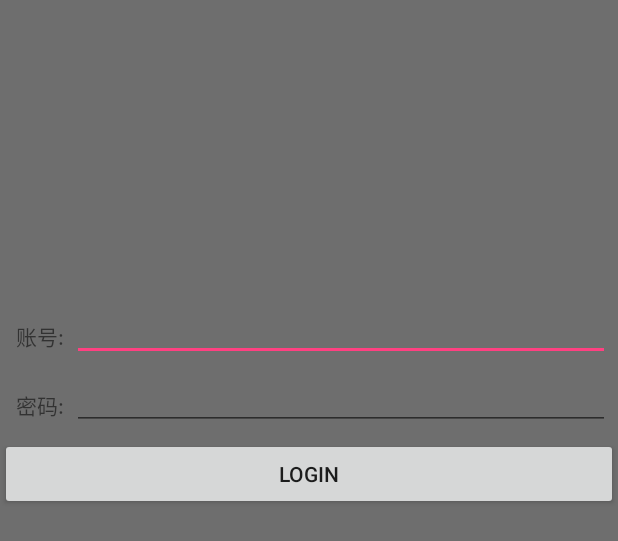
After one commit to keleing/Mytest, an Android app: the layout login_layout.xml on its own in the app's theme, with its tools: preview values and no code run, on a phone screen of 412 x 824 dp. The commit adds this screen. Shown: the top 541 px of the screen. Run offline under Robolectric (Android 15) with nearby library versions, the phone set to English and light mode, and no system bars.

Commit message:
登陆界面

```diff
--- /dev/null
+++ b/app/src/main/res/layout/login_layout.xml
@@ -0,0 +1,75 @@
+<?xml version="1.0" encoding="utf-8"?>
+<LinearLayout xmlns:android="http://schemas.android.com/apk/res/android"
+    xmlns:tools="http://schemas.android.com/tools"
+    android:layout_width="match_parent"
+    android:layout_height="match_parent"
+    android:orientation="vertical"
+    tools:context="com.example.liwei.mytest.ui.LoginActivity">
+    <ImageView
+        android:layout_width="match_parent"
+        android:layout_height="100dp"
+        android:background="#6e6e6e"/>
+    <LinearLayout
+        android:layout_width="match_parent"
+        android:layout_height="wrap_content"
+        android:gravity="center"
+        android:background="#6e6e6e">
+        <ImageView
+            android:layout_width="100dp"
+            android:layout_height="100dp"
+            android:id="@+id/iv_headImage" />
+    </LinearLayout>
+    <LinearLayout
+        android:layout_width="match_parent"
+        android:layout_height="wrap_content"
+        android:padding="5dp"
+        android:background="#6e6e6e">
+        <TextView
+            android:layout_width="wrap_content"
+            android:layout_height="wrap_content"
+            android:padding="5dp"
+            android:text="账号:" />
+        <EditText
+            android:layout_width="wrap_content"
+            android:layout_height="wrap_content"
+            android:id="@+id/ed_userID"
+            android:padding="5dp"
+            android:layout_weight="1"/>
+    </LinearLayout>
+    <LinearLayout
+        android:layout_width="match_parent"
+        android:layout_height="wrap_content"
+        android:padding="5dp"
+        android:background="#6e6e6e">
+        <TextView
+            android:layout_width="wrap_content"
+            android:layout_height="wrap_content"
+            android:padding="5dp"
+            android:text="密码:" />
+        <EditText
+            android:layout_width="wrap_content"
+            android:layout_height="wrap_content"
+            android:id="@+id/ed_password"
+            android:padding="5dp"
+            android:layout_weight="1"
+            android:password="true"/>
+    </LinearLayout>
+    <LinearLayout
+        android:layout_width="match_parent"
+        android:layout_height="wrap_content"
+        android:gravity="center"
+        android:background="#6e6e6e">
+        <Button
+            android:layout_width="match_parent"
+            android:layout_height="wrap_content"
+            android:padding="10dp"
+            android:id="@+id/btn_loginOk"
+            android:text="Login"/>
+    </LinearLayout>
+    <LinearLayout
+        android:layout_width="match_parent"
+        android:layout_height="wrap_content"
+        android:background="#6e6e6e"
+        android:layout_weight="1"/>
+
+</LinearLayout>
--- a/app/src/main/res/values/colors.xml
+++ b/app/src/main/res/values/colors.xml
@@ -15,4 +15,5 @@
     <color name="payMountBackground">#1aff00</color>
     <color name="payOkBackground">#a100ff</color>
     <color name="white">#ffffff</color>
+
 </resources>
```
Also changed, not shown: app/src/main/AndroidManifest.xml (+5 -5 lines), app/src/main/java/com/example/liwei/mytest/constant/DataConstant.java (added, +27 -0 lines), app/src/main/java/com/example/liwei/mytest/database/MyDataBase.java (+24 -1 lines), app/src/main/java/com/example/liwei/mytest/entity/User.java (added, +43 -0 lines), app/src/main/java/com/example/liwei/mytest/ui/LoginActivity.java (added, +122 -0 lines).
